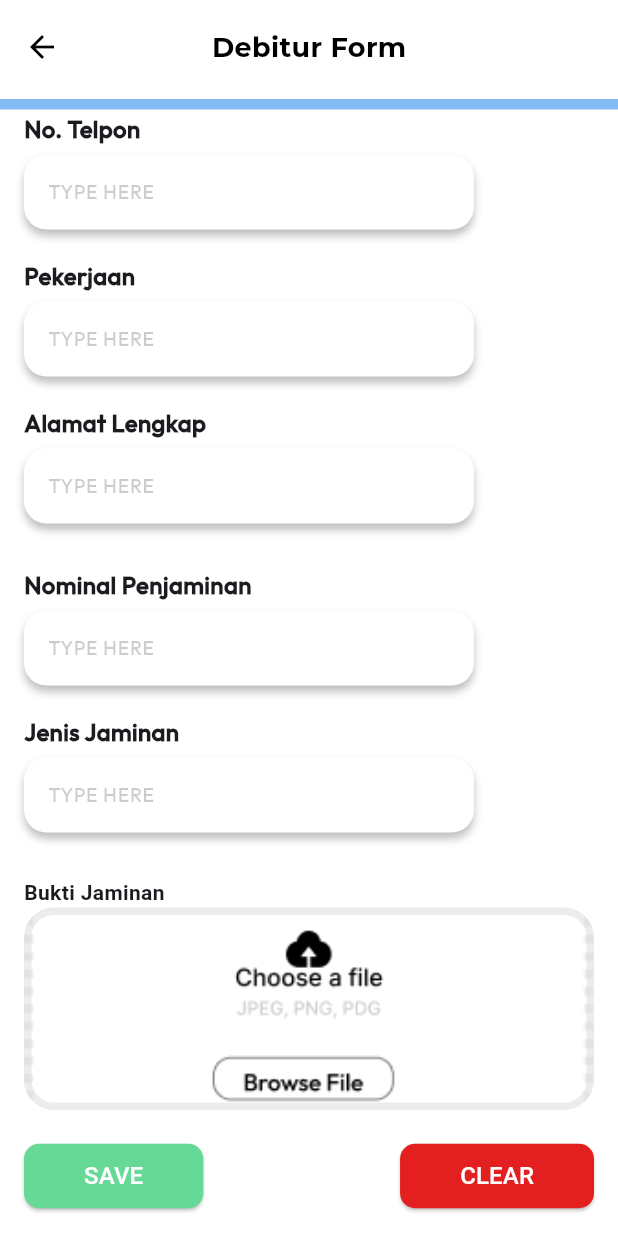
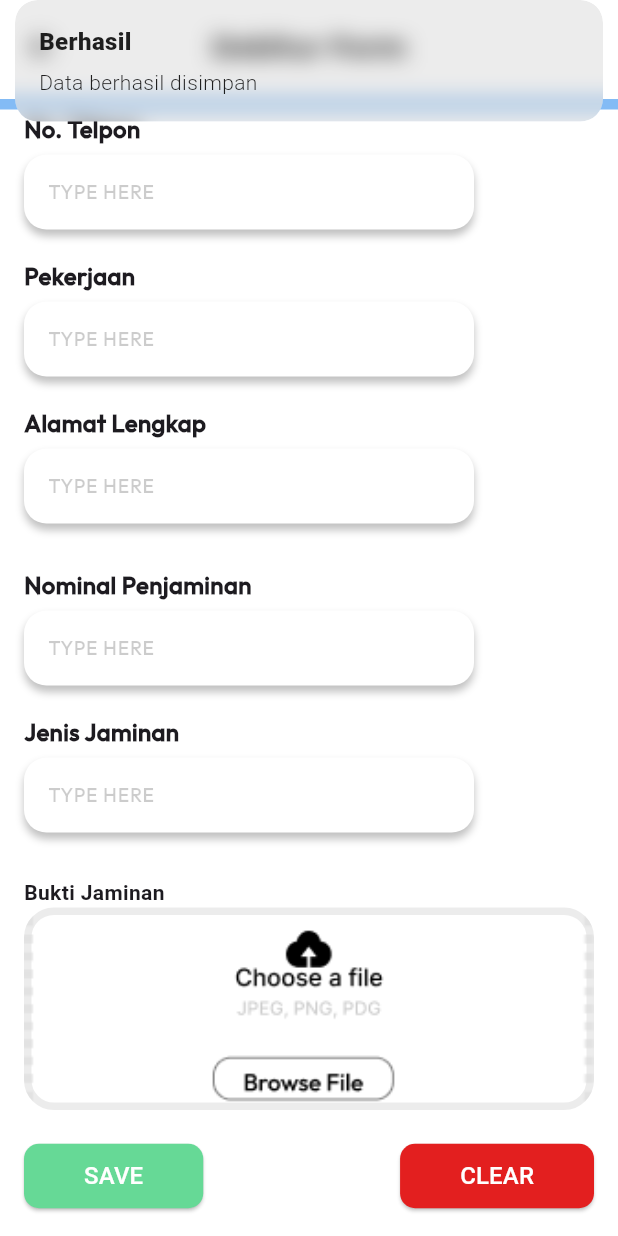
Before and after one commit to ITDEVKSPUK/loan-application-, a Flutter app: the InputData screen opened by its route, scrolled down 445 dp, after a tap on "SAVE", on a phone screen of 412 x 824 dp. Run offline on Flutter 3.47's test engine with Material 3 defaults, Android fonts, the phone set to English and light mode, and no system bars; our stand-ins replace curved_labeled_navigation_bar, dio, get, get_storage, image_picker; accounts and stored records are empty.

Commit message:
feat [ZE] : add image picker and file selector plugins, enhance text field widget with customizable properties

```diff
--- /dev/null
+++ b/lib/views/employee/inputuserdata/formcontroller.dart
@@ -0,0 +1,77 @@
+import 'dart:io';
+import 'package:flutter/material.dart';
+import 'package:get/get.dart';
+import 'package:image_picker/image_picker.dart';
+
+class InputDataController extends GetxController {
+  // Controller untuk tiap TextField
+  final nikController = TextEditingController();
+  final namaController = TextEditingController();
+  final telpController = TextEditingController();
+  final pekerjaanController = TextEditingController();
+  final alamatController = TextEditingController();
+  final nominalController = TextEditingController();
+  final jenisJaminanController = TextEditingController();
+
+  // Gambar KTP & Jaminan
+  Rx<File?> fotoKtp = Rx<File?>(null);
+  Rx<File?> buktiJaminan = Rx<File?>(null);
+
+  final ImagePicker picker = ImagePicker();
+
+  Future<void> pickImageKtp() async {
+    final pickedFile = await picker.pickImage(source: ImageSource.gallery);
+    if (pickedFile != null) {
+      fotoKtp.value = File(pickedFile.path);
+    }
+  }
+
+  Future<void> pickImageJaminan() async {
+    final pickedFile = await picker.pickImage(source: ImageSource.gallery);
+    if (pickedFile != null) {
+      buktiJaminan.value = File(pickedFile.path);
+    }
+  }
+
+  void clearForm() {
+    nikController.clear();
+    namaController.clear();
+    telpController.clear();
+    pekerjaanController.clear();
+    alamatController.clear();
+    nominalController.clear();
+    jenisJaminanController.clear();
+    fotoKtp.value = null;
+    buktiJaminan.value = null;
+  }
+
+  void saveForm() {
+    final data = {
+      "nik": nikController.text,
+      "nama": namaController.text,
+      "telp": telpController.text,
+      "pekerjaan": pekerjaanController.text,
+      "alamat": alamatController.text,
+      "nominal": nominalController.text,
+      "jenisJaminan": jenisJaminanController.text,
+      "fotoKtp": fotoKtp.value?.path,
+      "buktiJaminan": buktiJaminan.value?.path,
+    };
+
+    // Terserah lo mau kirim ke API, SQLite, atau print dulu
+    print("DATA YANG DISIMPAN: $data");
+    Get.snackbar("Berhasil", "Data berhasil disimpan");
+  }
+
+  @override
+  void onClose() {
+    nikController.dispose();
+    namaController.dispose();
+    telpController.dispose();
+    pekerjaanController.dispose();
+    alamatController.dispose();
+    nominalController.dispose();
+    jenisJaminanController.dispose();
+    super.onClose();
+  }
+}
--- a/lib/views/employee/inputuserdata/inputdata.dart
+++ b/lib/views/employee/inputuserdata/inputdata.dart
@@ -1,10 +1,14 @@
+import 'dart:io';
 import 'package:flutter/material.dart';
 import 'package:get/get.dart';
 import 'package:loan_apllication/core/theme/color.dart';
+import 'package:loan_apllication/views/employee/inputuserdata/formcontroller.dart';
 import 'package:loan_apllication/widgets/custom_appbar.dart';
 import 'package:loan_apllication/widgets/textfield_form.dart';
 
 class InputData extends StatelessWidget {
+  final controller = Get.put(InputDataController());
+
   @override
   Widget build(BuildContext context) {
     return Scaffold(
@@ -12,7 +16,7 @@ class InputData extends StatelessWidget {
       appBar: CustomAppBar(
         title: 'Debitur Form',
         onBack: () {
-          Get.offAllNamed('/home');
+          Get.offAllNamed('/dashboard');
         },
       ),
       body: SingleChildScrollView(
@@ -24,19 +28,22 @@ class InputData extends StatelessWidget {
               child: Column(
                 children: [
                   GestureDetector(
-                    onTap: () {
-                      // Tambahkan fungsi untuk memilih gambar di sini
-                    },
-                    child: Container(
+                    onTap: controller.pickImageKtp,
+                    child: Obx(() {
+                      return Container(
                         width: 317,
                         height: 180,
                         decoration: BoxDecoration(
                           image: DecorationImage(
-                          image: AssetImage('assets/images/rawktp.png'),
+                            image: controller.fotoKtp.value != null
+                                ? FileImage(controller.fotoKtp.value!)
+                                : AssetImage('assets/images/rawktp.png')
+                                    as ImageProvider,
                             fit: BoxFit.cover,
                           ),
                         ),
-                    ),
+                      );
+                    }),
                   ),
                   SizedBox(height: 5),
                   Padding(
@@ -58,14 +65,14 @@ class InputData extends StatelessWidget {
                 ],
               ),
             ),
-            TextfieldForm(label: 'NIK'),
-            TextfieldForm(label: 'Nama Lengkap'),
-            TextfieldForm(label: 'No. Telpon'),
-            TextfieldForm(label: 'Pekerjaan'),
-            TextfieldForm(label: 'Alamat Lengkap'),
+            TextfieldForm(label: 'NIK', controller: controller.nikController),
+            TextfieldForm(label: 'Nama Lengkap', controller: controller.namaController),
+            TextfieldForm(label: 'No. Telpon', controller: controller.telpController),
+            TextfieldForm(label: 'Pekerjaan', controller: controller.pekerjaanController),
+            TextfieldForm(label: 'Alamat Lengkap', controller: controller.alamatController),
             SizedBox(height: 10),
-            TextfieldForm(label: 'Nominal Penjaminan'),
-            TextfieldForm(label: 'Jenis Jaminan'),
+            TextfieldForm(label: 'Nominal Penjaminan', controller: controller.nominalController),
+            TextfieldForm(label: 'Jenis Jaminan', controller: controller.jenisJaminanController),
             SizedBox(height: 20),
             Text(
               'Bukti Jaminan',
@@ -75,10 +82,9 @@ class InputData extends StatelessWidget {
               ),
             ),
             GestureDetector(
-              onTap: () {
-                // Tambahkan fungsi untuk memilih gambar di sini
-              },
-              child: Container(
+              onTap: controller.pickImageJaminan,
+              child: Obx(() {
+                return Container(
                   width: double.infinity,
                   height: 135,
                   decoration: BoxDecoration(
@@ -88,18 +94,21 @@ class InputData extends StatelessWidget {
                     ),
                     borderRadius: BorderRadius.circular(20),
                     image: DecorationImage(
-                    image: AssetImage('assets/images/upfile.png'),
+                      image: controller.buktiJaminan.value != null
+                          ? FileImage(controller.buktiJaminan.value!)
+                          : AssetImage('assets/images/upfile.png') as ImageProvider,
                       fit: BoxFit.cover,
                     ),
                   ),
-              ),
+                );
+              }),
             ),
             SizedBox(height: 20),
             Row(
               mainAxisAlignment: MainAxisAlignment.spaceBetween,
               children: [
                 ElevatedButton(
-                  onPressed: () {},
+                  onPressed: controller.saveForm,
                   style: ElevatedButton.styleFrom(
                     backgroundColor: AppColors.greenstatus,
                     padding: EdgeInsets.symmetric(horizontal: 40, vertical: 10),
@@ -113,7 +122,7 @@ class InputData extends StatelessWidget {
                   ),
                 ),
                 ElevatedButton(
-                  onPressed: () {},
+                  onPressed: controller.clearForm,
                   style: ElevatedButton.styleFrom(
                     backgroundColor: AppColors.redstatus,
                     padding: EdgeInsets.symmetric(horizontal: 40, vertical: 10),
--- a/lib/widgets/textfield_form.dart
+++ b/lib/widgets/textfield_form.dart
@@ -1,13 +1,26 @@
 import 'package:flutter/material.dart';
 
-class TextfieldForm extends StatelessWidget {
+class TextfieldForm extends StatefulWidget {
   final String label;
+  final double width;
+  final double height;
+  final String hintText;
+  final TextEditingController controller;
 
   const TextfieldForm({
     Key? key,
     required this.label,
+    required this.controller,
+    this.width = 300,
+    this.height = 50,
+    this.hintText = 'TYPE HERE',
   }) : super(key: key);
 
+  @override
+  State<TextfieldForm> createState() => _TextfieldFormState();
+}
+
+class _TextfieldFormState extends State<TextfieldForm> {
   @override
   Widget build(BuildContext context) {
     return Padding(
@@ -16,7 +29,7 @@ class TextfieldForm extends StatelessWidget {
         crossAxisAlignment: CrossAxisAlignment.start,
         children: [
           Text(
-            label,
+            widget.label,
             style: TextStyle(
               fontSize: 16,
               fontWeight: FontWeight.bold,
@@ -25,8 +38,8 @@ class TextfieldForm extends StatelessWidget {
           ),
           SizedBox(height: 5),
           Container(
-            width: 300,
-            height: 50,
+            width: widget.width,
+            height: widget.height,
             decoration: BoxDecoration(
               color: Colors.white,
               borderRadius: BorderRadius.circular(15),
@@ -41,9 +54,10 @@ class TextfieldForm extends StatelessWidget {
             child: Padding(
               padding: EdgeInsets.symmetric(horizontal: 16.0),
               child: TextField(
+                controller: widget.controller,
                 decoration: InputDecoration(
                   border: InputBorder.none,
-                  hintText: 'TYPE HERE',
+                  hintText: widget.hintText,
                   hintStyle: TextStyle(
                     color: Colors.black.withOpacity(0.2),
                     fontSize: 13,
--- a/pubspec.yaml
+++ b/pubspec.yaml
@@ -38,6 +38,7 @@ dependencies:
   get_storage: ^2.1.1
   intl: ^0.20.2
   shared_preferences: ^2.5.2
+  image_picker: ^1.0.4
 
 dev_dependencies:
   flutter_lints: ^4.0.0
```
Also changed, not shown: pubspec.lock, 5 other files. Lines whose indentation alone changed are shown as unchanged.
